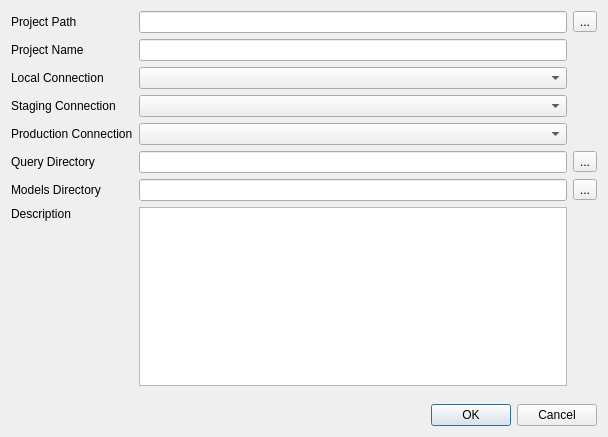
marcotcal/PG-DBA-Tools, file GUI/pgdbatool/dlgproject.ui: the form before one commit.
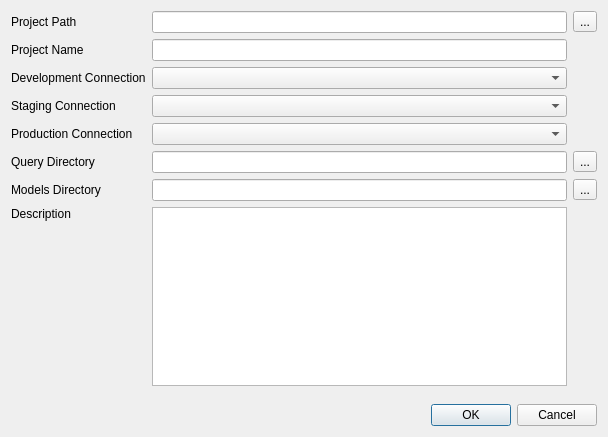
The form after the commit. Icons and pictures are not drawn.

What changed in the file:
```diff
--- a/GUI/pgdbatool/dlgproject.ui
+++ b/GUI/pgdbatool/dlgproject.ui
@@ -43,7 +43,7 @@
      <item row="2" column="0">
       <widget class="QLabel" name="label_3">
        <property name="text">
-        <string>Local Connection</string>
+        <string>Development Connection</string>
        </property>
       </widget>
      </item>
```
